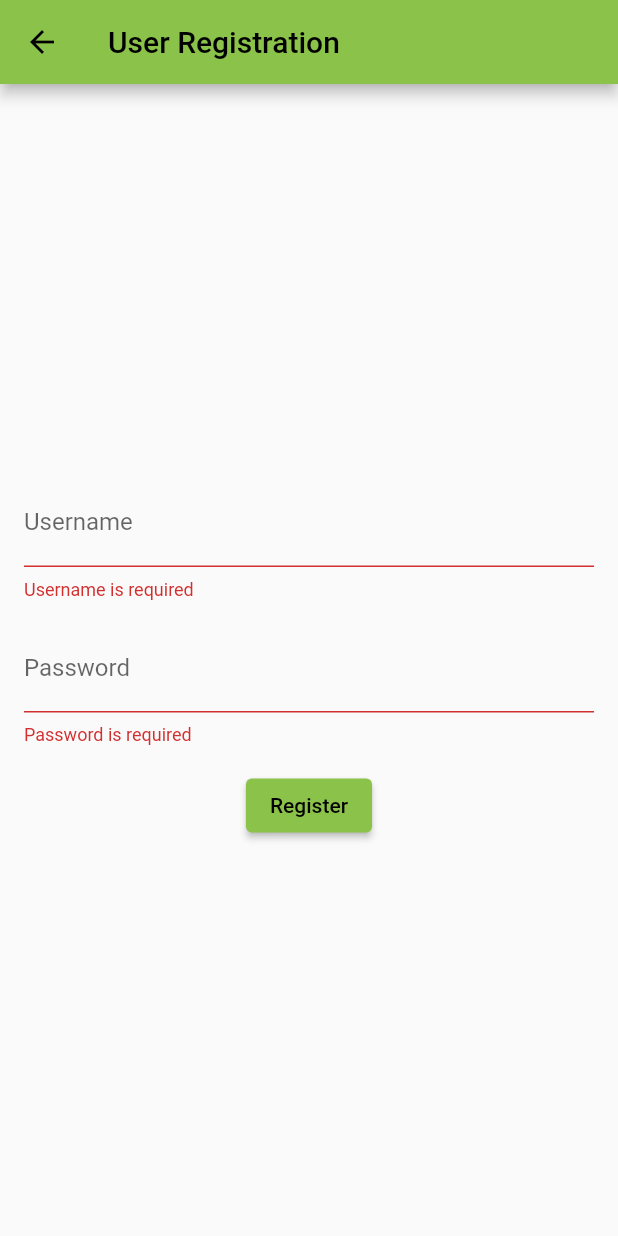
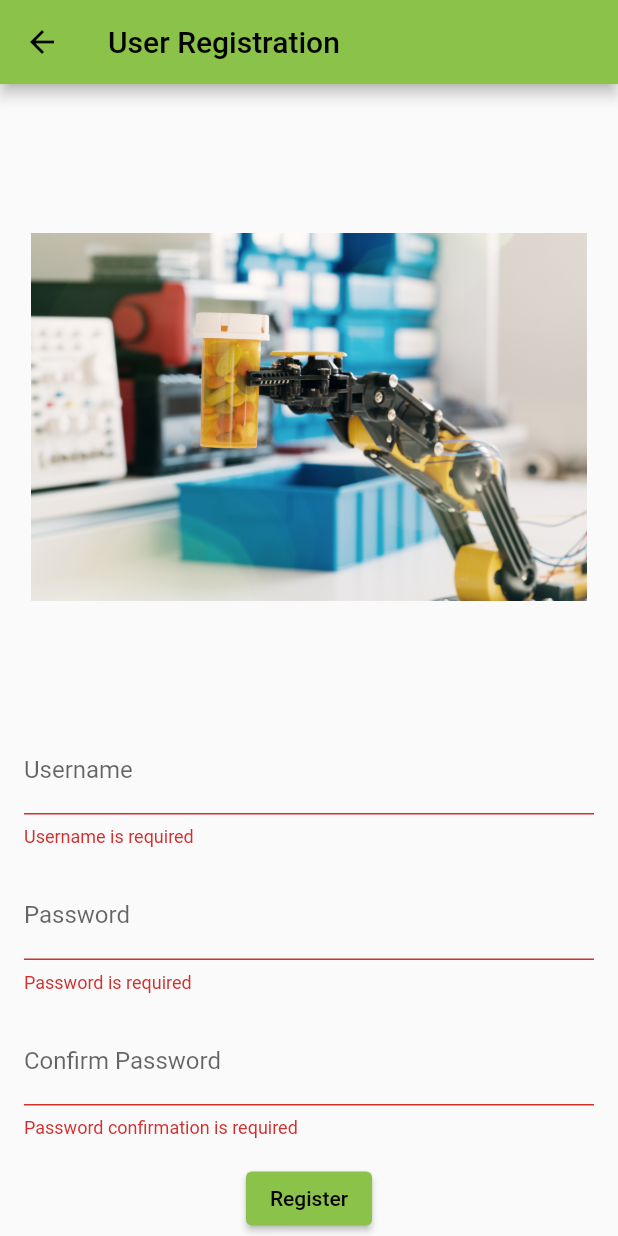
Before and after one commit to Milena-Calado/flutter_application, a Flutter app: the RegistrationPage screen opened directly, after a tap on "Register", on a phone screen of 412 x 824 dp. Run offline on Flutter 3.47's test engine with Material 2 defaults, Android fonts, the phone set to English and light mode, and no system bars; our stand-ins replace dio, shared_preferences; accounts and stored records are empty.

```diff
--- a/lib/src/modules/presenter/pages/register.dart
+++ b/lib/src/modules/presenter/pages/register.dart
@@ -1,6 +1,5 @@
 import 'package:flutter/material.dart';
 import 'package:shared_preferences/shared_preferences.dart';
-
 
 void main() => runApp(const MyApp());
 
@@ -31,6 +30,8 @@ class _RegistrationPageState extends State<RegistrationPage> {
   final GlobalKey<FormState> _formKey = GlobalKey<FormState>();
   final TextEditingController _usernameController = TextEditingController();
   final TextEditingController _passwordController = TextEditingController();
+  final TextEditingController _confirmPasswordController =
+      TextEditingController();
 
   @override
   Widget build(BuildContext context) {
@@ -45,6 +46,11 @@ class _RegistrationPageState extends State<RegistrationPage> {
           child: Column(
             mainAxisAlignment: MainAxisAlignment.center,
             children: <Widget>[
+              Image.asset(
+                'assets/logo_inicial.png', // Replace with your image path
+                width: MediaQuery.of(context).size.width * 0.9,
+                height: MediaQuery.of(context).size.height * 0.5,
+              ),
               TextFormField(
                 controller: _usernameController,
                 decoration: const InputDecoration(
@@ -72,6 +78,23 @@ class _RegistrationPageState extends State<RegistrationPage> {
                 },
               ),
               const SizedBox(height: 16.0),
+              TextFormField(
+                controller: _confirmPasswordController,
+                obscureText: true,
+                decoration: const InputDecoration(
+                  labelText: 'Confirm Password',
+                ),
+                validator: (value) {
+                  if (value == null || value.isEmpty) {
+                    return 'Password confirmation is required';
+                  }
+                  if (value != _passwordController.text) {
+                    return 'Passwords do not match';
+                  }
+                  return null;
+                },
+              ),
+              const SizedBox(height: 16.0),
               ElevatedButton(
                 onPressed: _register,
                 child: const Text('Register'),
@@ -92,26 +115,27 @@ class _RegistrationPageState extends State<RegistrationPage> {
       await prefs.setString(username, password);
 
       // ignore: use_build_context_synchronously
-      Navigator.pushReplacement(
-        context,
-        MaterialPageRoute(builder: (context) => const LoginPage()),
-      );
+      Navigator.pop(context
+          // MaterialPageRoute(
+          //   builder: (context) => LoginPage(),
+          // ),
+          );
     }
   }
 }
 
-class LoginPage extends StatelessWidget {
-  const LoginPage({super.key});
+// class LoginPage extends StatelessWidget {
+//   const LoginPage({super.key});
 
-  @override
-  Widget build(BuildContext context) {
-    return Scaffold(
-      appBar: AppBar(
-        title: const Text('Login Page'),
-      ),
-      body: const Center(
-        child: Text('Welcome to the Login Page!'),
-      ),
-    );
-  }
-}
+//   @override
+//   Widget build(BuildContext context) {
+//     return Scaffold(
+//       appBar: AppBar(
+//         title: const Text('Login Page'),
+//       ),
+//       body: const Center(
+//         child: Text('Welcome to the Login Page!'),
+//       ),
+//     );
+//   }
+// }
--- a/pubspec.yaml
+++ b/pubspec.yaml
@@ -41,6 +41,8 @@ dev_dependencies:
     sdk: flutter
   shared_preferences: ^2.0.12
   dio: ^4.0.0
+  flutter_secure_storage: ^5.0.2
+
 
   # The "flutter_lints" package below contains a set of recommended lints to
   # encourage good coding practices. The lint set provided by the package is
```
Also changed, not shown: lib/src/modules/presenter/pages/tasks_tela.dart (added, +80 -0 lines), pubspec.lock, 5 other files.
